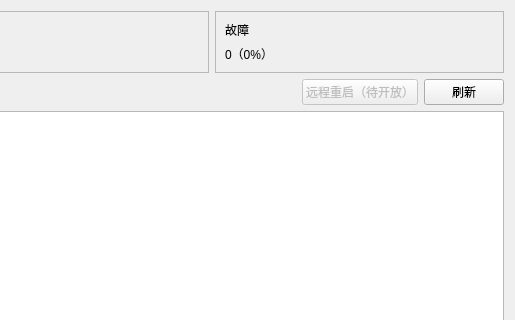
This is EVChargingServer/src/ui/pages/PilePage.ui in Vescola/xiaoxueqi as Qt 5 draws it before an edit; both pictures show x 385 to 900 and y 0 to 320 of the 900 by 640 pixel window. The edited form follows.
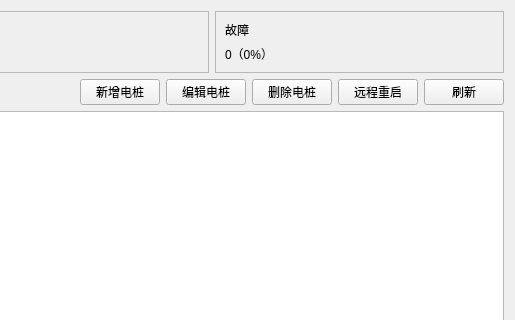
This is the edited form.

Patch:
```diff
--- a/EVChargingServer/src/ui/pages/PilePage.ui
+++ b/EVChargingServer/src/ui/pages/PilePage.ui
@@ -135,13 +135,31 @@
        </property>
       </spacer>
      </item>
+     <item>
+      <widget class="QPushButton" name="addChargerButton">
+       <property name="text">
+        <string>新增电桩</string>
+       </property>
+      </widget>
+     </item>
+     <item>
+      <widget class="QPushButton" name="editChargerButton">
+       <property name="text">
+        <string>编辑电桩</string>
+       </property>
+      </widget>
+     </item>
+     <item>
+      <widget class="QPushButton" name="deleteChargerButton">
+       <property name="text">
+        <string>删除电桩</string>
+       </property>
+      </widget>
+     </item>
      <item>
       <widget class="QPushButton" name="restartButton">
        <property name="text">
-        <string>远程重启（待开放）</string>
-       </property>
-       <property name="enabled">
-        <bool>false</bool>
+        <string>远程重启</string>
        </property>
       </widget>
      </item>
```
